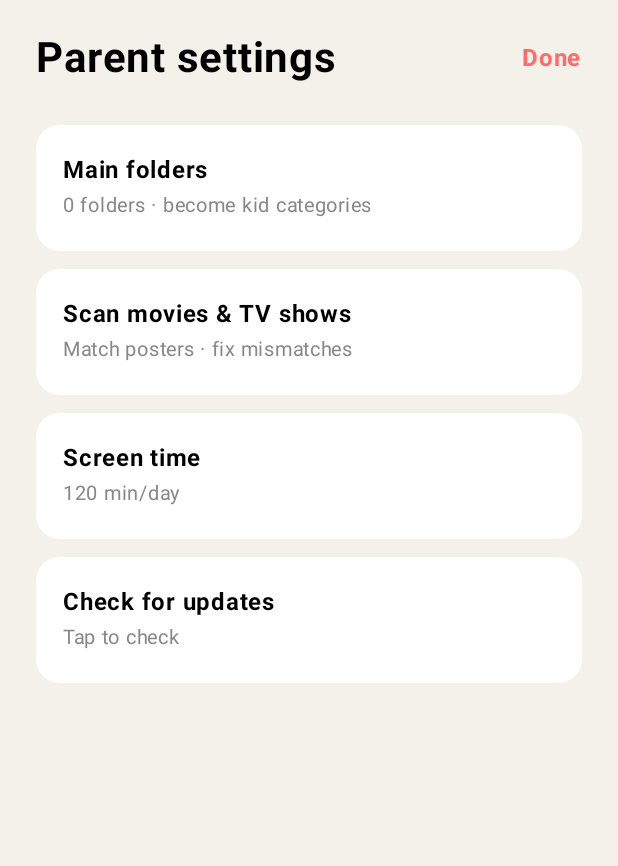
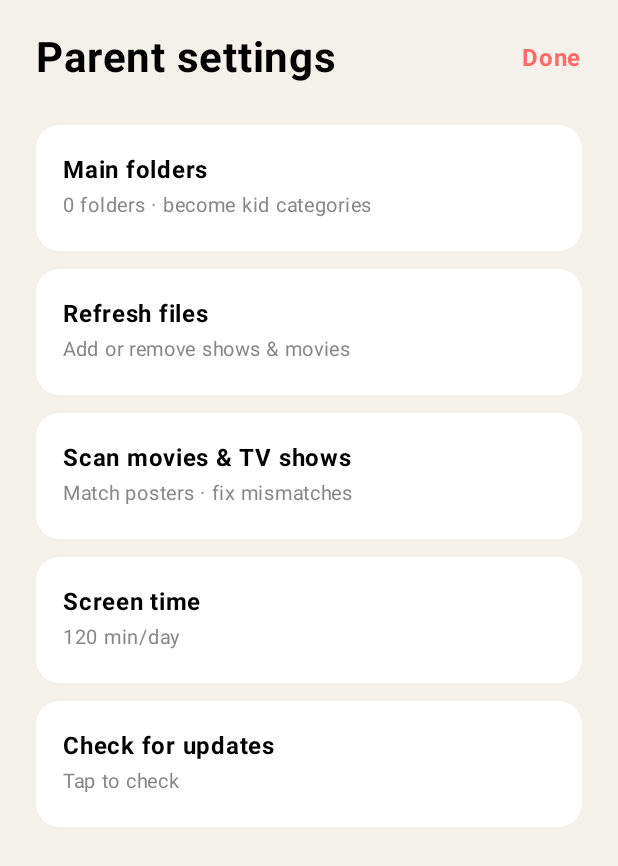
Before and after one commit to rickevans86/LocalTube, an Android app built with Jetpack Compose: the SettingsScreen screen opened through its navigation route, on a phone screen of 412 x 824 dp. Shown: the top 866 px of the screen. Run offline under Robolectric (Android 15) with nearby library versions, the phone set to English and light mode, and no system bars; our stand-ins replace Room's generated code; pictures from the network do not load.

Commit message:
Always light theme, auto-refresh on open, refresh button, brightness control
AI: Claude

- Force light mode app-wide: switch the base theme off DayNight and pin the
  Activity's config to night=NO, so the device's dark mode no longer applies.
- Refresh the library whenever the app comes to the foreground (adds new
  files, drops missing ones; never deletes anything on disk).
- Add a "Refresh files" row in parent settings for a manual refresh.
- Make rescans incremental (delete-missing + upsert) so the home screen no
  longer flashes empty while refreshing.
- Add a brightness button beside the lock on the home screen (per-app screen
  dimming via a slider; resets when you leave the app).
- matchAll gains onlyMissing so the auto-refresh only fetches artwork for new
  items instead of re-hitting the network for everything.

Co-Authored-By: Claude Opus 4.8 <noreply@anthropic.com>
Claude-Session: https://claude.ai/code/session_011bQsjkAVcZjiQSGANAWEGJ

```diff
--- a/app/src/main/java/com/localtube/app/MainActivity.kt
+++ b/app/src/main/java/com/localtube/app/MainActivity.kt
@@ -1,5 +1,7 @@
 package com.localtube.app
 
+import android.content.Context
+import android.content.res.Configuration
 import android.os.Bundle
 import androidx.activity.ComponentActivity
 import androidx.activity.compose.setContent
@@ -25,6 +27,14 @@ import com.localtube.app.ui.theme.LocalTubeTheme
 import java.io.File
 
 class MainActivity : ComponentActivity() {
+    // Force the whole app to light mode regardless of the device's dark theme.
+    override fun attachBaseContext(newBase: Context) {
+        val config = Configuration(newBase.resources.configuration)
+        config.uiMode = (config.uiMode and Configuration.UI_MODE_NIGHT_MASK.inv()) or
+            Configuration.UI_MODE_NIGHT_NO
+        super.attachBaseContext(newBase.createConfigurationContext(config))
+    }
+
     override fun onCreate(savedInstanceState: Bundle?) {
         super.onCreate(savedInstanceState)
         enableEdgeToEdge()
--- a/app/src/main/java/com/localtube/app/data/ContentRepository.kt
+++ b/app/src/main/java/com/localtube/app/data/ContentRepository.kt
@@ -56,9 +56,24 @@ class ContentRepository(
         for (folder in folderDao.getAll()) rescanFolder(folder)
     }
 
+    /**
+     * Full refresh: re-walk every folder (adds new files, drops missing ones —
+     * no files on disk are touched) and fill in artwork for anything new.
+     */
+    suspend fun refreshLibrary() {
+        rescanAll()
+        matchAll(onlyMissing = true)
+    }
+
     suspend fun rescanFolder(folder: FolderEntity) {
         val videos = scanner.scan(folder)
-        videoDao.deleteByFolder(folder.id)
+        if (videos.isEmpty()) {
+            videoDao.deleteByFolder(folder.id)
+            return
+        }
+        // Drop only files that vanished, then upsert the rest — this avoids
+        // wiping the folder (which made the home screen flash on every refresh).
+        videoDao.deleteMissing(folder.id, videos.map { it.documentUri })
         videoDao.upsertAll(videos)
     }
 
@@ -69,18 +84,27 @@ class ContentRepository(
 
     suspend fun saveMeta(meta: MetaEntity) = metaDao.upsert(meta)
 
-    /** Auto-matches every movie and series to artwork; keeps manual fixes. */
-    suspend fun matchAll() {
+    /**
+     * Matches movies and series to artwork; always keeps manual fixes.
+     * When [onlyMissing] is true, items that already have artwork are skipped
+     * (used by the automatic refresh so it doesn't re-hit the network for
+     * everything); when false, every non-manual item is re-matched.
+     */
+    suspend fun matchAll(onlyMissing: Boolean = false) {
         for (movie in videoDao.getMovies()) {
             val key = movie.documentUri
-            if (metaDao.get(key)?.manual == true) continue
+            val existing = metaDao.get(key)
+            if (existing?.manual == true) continue
+            if (onlyMissing && existing != null) continue
             val query = NameParser.cleanTitle(movie.title)
             val hint = NameParser.imdbId(movie.title)
             ArtworkClient.match("movie", key, query, hint)?.let { metaDao.upsert(it) }
         }
         for (channel in videoDao.getChannelsOnce()) {
             val key = seriesKey(channel.folderId, channel.name)
-            if (metaDao.get(key)?.manual == true) continue
+            val existing = metaDao.get(key)
+            if (existing?.manual == true) continue
+            if (onlyMissing && existing != null) continue
             val query = NameParser.cleanTitle(channel.name)
             val hint = NameParser.imdbId(channel.name)
             ArtworkClient.match("series", key, query, hint)?.let { metaDao.upsert(it) }
--- a/app/src/main/java/com/localtube/app/data/db/Daos.kt
+++ b/app/src/main/java/com/localtube/app/data/db/Daos.kt
@@ -32,6 +32,10 @@ interface VideoDao {
 
     @Query("DELETE FROM videos WHERE folderId = :folderId")
     suspend fun deleteByFolder(folderId: Long)
+
+    /** Removes rows for files that are no longer on disk (keeps the rest). */
+    @Query("DELETE FROM videos WHERE folderId = :folderId AND documentUri NOT IN (:keepUris)")
+    suspend fun deleteMissing(folderId: Long, keepUris: List<String>)
 
     /** Shuffled home feed across every visible folder. */
     @Query(
--- a/app/src/main/java/com/localtube/app/feature/home/HomeScreen.kt
+++ b/app/src/main/java/com/localtube/app/feature/home/HomeScreen.kt
@@ -1,5 +1,7 @@
 package com.localtube.app.feature.home
 
+import android.app.Activity
+import android.provider.Settings
 import androidx.compose.foundation.background
 import androidx.compose.foundation.clickable
 import androidx.compose.foundation.layout.Arrangement
@@ -23,22 +25,33 @@ import androidx.compose.foundation.lazy.itemsIndexed
 import androidx.compose.foundation.shape.RoundedCornerShape
 import androidx.compose.material.icons.Icons
 import androidx.compose.material.icons.filled.Apps
+import androidx.compose.material.icons.filled.BrightnessHigh
+import androidx.compose.material.icons.filled.BrightnessLow
+import androidx.compose.material.icons.filled.BrightnessMedium
 import androidx.compose.material.icons.filled.Lock
 import androidx.compose.material.icons.filled.Movie
 import androidx.compose.material.icons.filled.PlayCircle
 import androidx.compose.material.icons.filled.Tv
+import androidx.compose.material3.DropdownMenu
 import androidx.compose.material3.Icon
 import androidx.compose.material3.IconButton
+import androidx.compose.material3.Slider
 import androidx.compose.material3.Text
 import androidx.compose.runtime.Composable
+import androidx.compose.runtime.LaunchedEffect
 import androidx.compose.runtime.collectAsState
 import androidx.compose.runtime.getValue
+import androidx.compose.runtime.mutableFloatStateOf
+import androidx.compose.runtime.mutableStateOf
+import androidx.compose.runtime.remember
+import androidx.compose.runtime.setValue
 import androidx.compose.ui.Alignment
 import androidx.compose.ui.Modifier
 import androidx.compose.ui.draw.clip
 import androidx.compose.ui.graphics.Color
 import androidx.compose.ui.graphics.vector.ImageVector
 import androidx.compose.ui.layout.ContentScale
+import androidx.compose.ui.platform.LocalContext
 import androidx.compose.ui.text.font.FontWeight
 import androidx.compose.ui.unit.dp
 import androidx.compose.ui.unit.sp
@@ -195,8 +208,49 @@ private fun TopBar(onOpenParentArea: () -> Unit) {
         verticalAlignment = Alignment.CenterVertically,
     ) {
         Text("LocalTube", fontSize = 26.sp, fontWeight = FontWeight.Bold, modifier = Modifier.weight(1f))
+        BrightnessButton()
         IconButton(onClick = onOpenParentArea) {
             Icon(Icons.Default.Lock, contentDescription = "Parent area")
+        }
+    }
+}
+
+/** Dims/brightens the screen for this app only (resets when you leave). */
+@Composable
+private fun BrightnessButton() {
+    val context = LocalContext.current
+    val activity = context as? Activity
+    var expanded by remember { mutableStateOf(false) }
+    var level by remember {
+        mutableFloatStateOf(
+            runCatching {
+                Settings.System.getInt(context.contentResolver, Settings.System.SCREEN_BRIGHTNESS) / 255f
+            }.getOrDefault(0.7f).coerceIn(0.05f, 1f),
+        )
+    }
+    LaunchedEffect(level) {
+        activity?.window?.let { w ->
+            w.attributes = w.attributes.apply { screenBrightness = level }
+        }
+    }
+    Box {
+        IconButton(onClick = { expanded = true }) {
+            Icon(Icons.Default.BrightnessMedium, contentDescription = "Brightness")
+        }
+        DropdownMenu(expanded = expanded, onDismissRequest = { expanded = false }) {
+            Row(
+                verticalAlignment = Alignment.CenterVertically,
+                modifier = Modifier.width(260.dp).padding(horizontal = 14.dp),
+            ) {
+                Icon(Icons.Default.BrightnessLow, contentDescription = null, modifier = Modifier.size(18.dp))
+                Slider(
+                    value = level,
+                    onValueChange = { level = it },
+                    valueRange = 0.05f..1f,
+                    modifier = Modifier.weight(1f).padding(horizontal = 8.dp),
+                )
+                Icon(Icons.Default.BrightnessHigh, contentDescription = null, modifier = Modifier.size(18.dp))
+            }
         }
     }
 }
--- a/app/src/main/java/com/localtube/app/feature/settings/SettingsScreens.kt
+++ b/app/src/main/java/com/localtube/app/feature/settings/SettingsScreens.kt
@@ -102,6 +102,9 @@ class SettingsViewModel(
     }
 
     suspend fun checkForUpdates(): UpdateResult = updateChecker.check()
+
+    /** Re-scans every folder and fills in artwork for anything new. */
+    suspend fun refreshFiles() = repo.refreshLibrary()
 }
 
 private fun settingsVm(container: AppContainer) = viewModelFactory {
@@ -122,6 +125,7 @@ fun SettingsScreen(
     val scope = rememberCoroutineScope()
     val context = LocalContext.current
     var update by remember { mutableStateOf<UpdateUi>(UpdateUi.Idle) }
+    var refreshState by remember { mutableStateOf("Add or remove shows & movies") }
 
     Column(
         modifier = Modifier
@@ -139,6 +143,13 @@ fun SettingsScreen(
         }
 
         SettingsRow("Main folders", "${folders.size} folders · become kid categories", onOpenFolders)
+        SettingsRow("Refresh files", refreshState) {
+            scope.launch {
+                refreshState = "Refreshing…"
+                refreshState = runCatching { vm.refreshFiles() }
+                    .fold({ "Up to date · tap to refresh again" }, { "Couldn't refresh — try again" })
+            }
+        }
         SettingsRow("Scan movies & TV shows", "Match posters · fix mismatches", onOpenScanMatch)
         SettingsRow("Screen time", "${settings.dailyLimitMinutes} min/day", onOpenScreenTime)
         SettingsRow("Check for updates", updateStatusText(update)) {
--- a/app/src/main/java/com/localtube/app/ui/LocalTubeRoot.kt
+++ b/app/src/main/java/com/localtube/app/ui/LocalTubeRoot.kt
@@ -15,16 +15,22 @@ import androidx.compose.material3.NavigationBarItem
 import androidx.compose.material3.Scaffold
 import androidx.compose.material3.Text
 import androidx.compose.runtime.Composable
+import androidx.compose.runtime.DisposableEffect
 import androidx.compose.runtime.getValue
 import androidx.compose.runtime.mutableIntStateOf
 import androidx.compose.runtime.remember
+import androidx.compose.runtime.rememberCoroutineScope
 import androidx.compose.runtime.setValue
 import androidx.compose.ui.Modifier
+import androidx.compose.ui.platform.LocalLifecycleOwner
+import androidx.lifecycle.Lifecycle
+import androidx.lifecycle.LifecycleEventObserver
 import androidx.navigation.NavType
 import androidx.navigation.compose.NavHost
 import androidx.navigation.compose.composable
 import androidx.navigation.compose.rememberNavController
 import androidx.navigation.navArgument
+import kotlinx.coroutines.launch
 import com.localtube.app.di.AppContainer
 import com.localtube.app.feature.channel.ChannelScreen
 import com.localtube.app.feature.gate.ParentGateScreen
@@ -63,6 +69,21 @@ object Routes {
 @Composable
 fun LocalTubeRoot(container: AppContainer) {
     val nav = rememberNavController()
+
+    // Refresh the library every time the app is brought to the foreground, so
+    // files added to or removed from the folders show up without re-adding them.
+    val lifecycleOwner = LocalLifecycleOwner.current
+    val scope = rememberCoroutineScope()
+    DisposableEffect(lifecycleOwner) {
+        val observer = LifecycleEventObserver { _, event ->
+            if (event == Lifecycle.Event.ON_START) {
+                scope.launch { runCatching { container.repository.refreshLibrary() } }
+            }
+        }
+        lifecycleOwner.lifecycle.addObserver(observer)
+        onDispose { lifecycleOwner.lifecycle.removeObserver(observer) }
+    }
+
     NavHost(navController = nav, startDestination = Routes.MAIN) {
         composable(Routes.MAIN) {
             MainScaffold(
--- a/app/src/main/res/values/themes.xml
+++ b/app/src/main/res/values/themes.xml
@@ -1,5 +1,5 @@
 <resources>
-    <style name="Theme.LocalTube" parent="Theme.Material3.DayNight.NoActionBar">
+    <style name="Theme.LocalTube" parent="Theme.Material3.Light.NoActionBar">
         <item name="android:statusBarColor">@color/brand_cream</item>
         <item name="android:navigationBarColor">@color/brand_cream</item>
         <item name="android:windowLightStatusBar">true</item>
```
